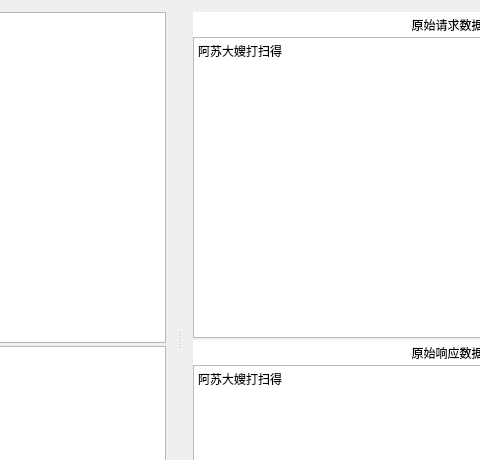
The window that RequestTestTool/RequestTestTool.ui (julian-zhuang/RequestTestTool) describes before a commit, drawn with Qt 5; both pictures show x 421 to 901 and y 0 to 460 of the 1200 by 704 pixel window.
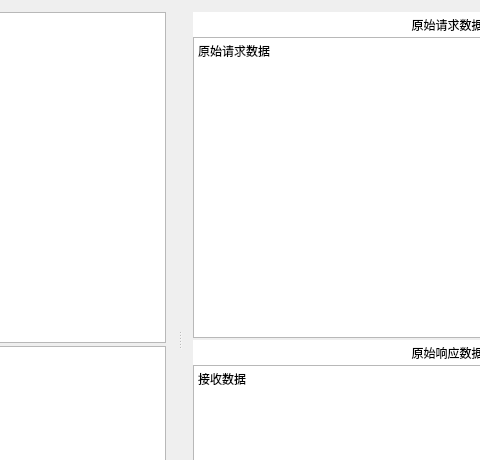
The same window after the commit.

Commit message: UI 修改

Patch:
```diff
--- a/RequestTestTool/RequestTestTool.ui
+++ b/RequestTestTool/RequestTestTool.ui
@@ -195,7 +195,7 @@
 &lt;html&gt;&lt;head&gt;&lt;meta name=&quot;qrichtext&quot; content=&quot;1&quot; /&gt;&lt;style type=&quot;text/css&quot;&gt;
 p, li { white-space: pre-wrap; }
 &lt;/style&gt;&lt;/head&gt;&lt;body style=&quot; font-family:'SimSun'; font-size:9pt; font-weight:400; font-style:normal;&quot;&gt;
-&lt;p style=&quot; margin-top:0px; margin-bottom:0px; margin-left:0px; margin-right:0px; -qt-block-indent:0; text-indent:0px;&quot;&gt;阿苏大嫂打扫得&lt;/p&gt;&lt;/body&gt;&lt;/html&gt;</string>
+&lt;p style=&quot; margin-top:0px; margin-bottom:0px; margin-left:0px; margin-right:0px; -qt-block-indent:0; text-indent:0px;&quot;&gt;原始请求数据&lt;/p&gt;&lt;/body&gt;&lt;/html&gt;</string>
             </property>
            </widget>
           </item>
@@ -290,7 +290,7 @@
 &lt;html&gt;&lt;head&gt;&lt;meta name=&quot;qrichtext&quot; content=&quot;1&quot; /&gt;&lt;style type=&quot;text/css&quot;&gt;
 p, li { white-space: pre-wrap; }
 &lt;/style&gt;&lt;/head&gt;&lt;body style=&quot; font-family:'SimSun'; font-size:9pt; font-weight:400; font-style:normal;&quot;&gt;
-&lt;p style=&quot; margin-top:0px; margin-bottom:0px; margin-left:0px; margin-right:0px; -qt-block-indent:0; text-indent:0px;&quot;&gt;阿苏大嫂打扫得&lt;/p&gt;&lt;/body&gt;&lt;/html&gt;</string>
+&lt;p style=&quot; margin-top:0px; margin-bottom:0px; margin-left:0px; margin-right:0px; -qt-block-indent:0; text-indent:0px;&quot;&gt;接收数据&lt;/p&gt;&lt;/body&gt;&lt;/html&gt;</string>
             </property>
            </widget>
           </item>
```
The commit also changes 5 other files.
